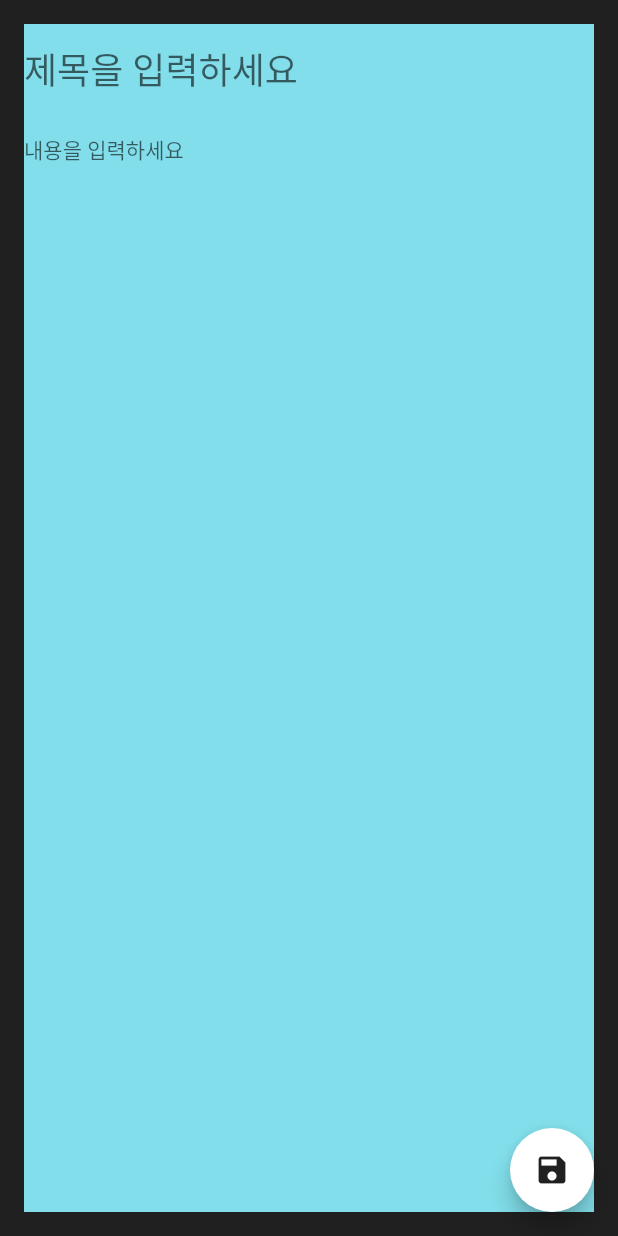
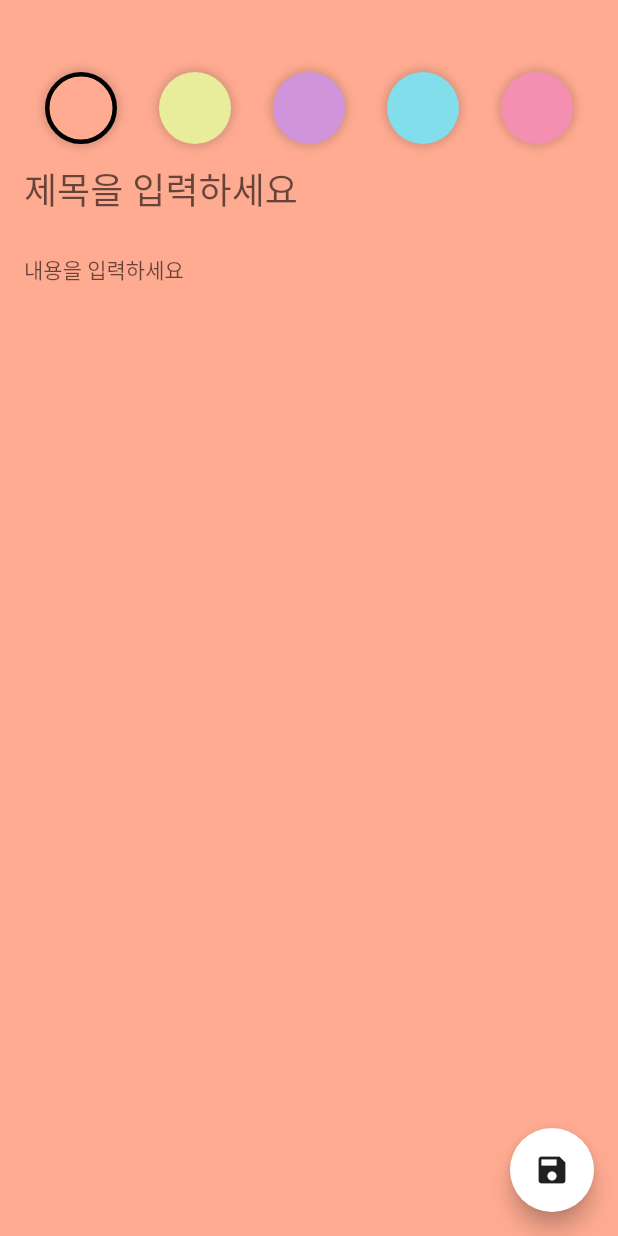
Before and after one commit to OSS0302/flutter_note_app, a Flutter app: the AddEditNoteScreen screen opened directly, on a phone screen of 412 x 824 dp. Run offline on Flutter 3.47's test engine with Material 2 defaults, Android fonts, the phone set to English and light mode, and no system bars; our stand-ins replace freezed_annotation, sqflite; accounts and stored records are empty; generated files the repository leaves out were written again.

Commit message:
두번째화면 ui 완성

```diff
--- a/lib/presentation/add_edit_note/add_edit_note_screen.dart
+++ b/lib/presentation/add_edit_note/add_edit_note_screen.dart
@@ -9,39 +9,67 @@ class AddEditNoteScreen extends StatefulWidget {
 }
 
 class _AddEditNoteScreenState extends State<AddEditNoteScreen> {
-  final  _titleController = TextEditingController(); // 제목 컨트롤러
-  final  _contentController = TextEditingController(); // 내용컨트롤러
+  final _titleController = TextEditingController(); // 제목 컨트롤러
+  final _contentController = TextEditingController(); // 내용컨트롤러
 
+  @override //메모리애서 헤제 해야한다.
+  void dispose() {
+    super.dispose();
+    _titleController.dispose();
+    _contentController.dispose();
+  }
 
-  final List<Color> noteColor= [ // 컬러 ui에서 만든 5가지 컬러 리스트
+  final List<Color> noteColor = [
+    // 컬러 ui에서 만든 5가지 컬러 리스트
     roseBud,
     primrose,
     wisteria,
     skyBlue,
     illusion,
   ];
+  Color _color = roseBud; // 테스트하기 위헤서 한가지 컬러 선택해서
 
   @override
   Widget build(BuildContext context) {
     return Scaffold(
       //버튼 누르면 저장하는 버튼 추가히기
-      floatingActionButton: FloatingActionButton(onPressed: () { },
+      floatingActionButton: FloatingActionButton(
+        onPressed: () {},
         child: const Icon(Icons.save),
       ),
-      body: Padding(
-        padding: const EdgeInsets.all(16.0),
-        child: Container(
-          color: skyBlue,
+      body: AnimatedContainer(
+        padding: const EdgeInsets.only(
+          left: 16,
+          right: 16,
+          bottom: 16,
+          top: 48,
+        ), //  5가지 컬러 패딩에서 간견주기
+          color: _color, //
+          duration: Duration(milliseconds: 500) ,
           child: Column(
             children: [
               Row(
-                children: [
-
-                ],
+                mainAxisAlignment: MainAxisAlignment.spaceAround, // 동일하게 간격두기
+                children: noteColor
+                    .map(
+                      (color) => InkWell(
+                          onTap: () {
+                            setState(() {
+                              _color = color; // 테스트하기 위해서  setState 에 위에 선언된 컬러 생성한다.
+                            });
+                          },
+                          child: _buildBackgroundColor(
+                            color: color,
+                            selected: _color == color,
+                          ),
+                      ),
+                    )
+                    .toList(), // 리스트로 변환한  컬러 5가지 컬러 받겠다.
               ),
               // 제목
               TextField(
-                maxLines: 1 ,
+                controller: _titleController, // 제목 컨트롤러 연결
+                maxLines: 1,
                 style: Theme.of(context).textTheme.headline5!.copyWith(
                       color: darkGary,
                     ),
@@ -52,7 +80,8 @@ class _AddEditNoteScreenState extends State<AddEditNoteScreen> {
               ),
               // 내용
               TextField(
-                maxLines: null,// null 하면 아래로 내려간다.
+                controller: _contentController, //내용 컨트롤러 연결
+                maxLines: null, // null 하면 아래로 내려간다.
                 style: Theme.of(context).textTheme.bodyText1!.copyWith(
                       color: darkGary,
                     ),
@@ -63,8 +92,35 @@ class _AddEditNoteScreenState extends State<AddEditNoteScreen> {
               ),
             ],
           ),
-        ),
+
       ),
     );
   }
+
+  Widget _buildBackgroundColor({
+      required Color color,
+      required bool selected})  {
+    // bool Selected 하면 원에 검은색 테두리  가 나온다.
+    return Container(
+        width: 48,
+        height: 48,
+        decoration: BoxDecoration(
+          color: color, // 컬러 5가지 선택 받고
+          shape: BoxShape.circle, // 모양을 원으로
+          boxShadow: [
+            BoxShadow(
+              color: Colors.black.withOpacity(0.2), // 불투명하게 0.2
+              blurRadius: 5.0, //그림자 효과를 흐리게 해줌, 0일 수록 그림자 선이 선명해짐
+              spreadRadius: 1.0, //그림자 효과의 반경, 설정 값이 높을 수록 넓어진다.
+            ),
+          ],
+          border: selected
+              ? Border.all(
+                  // selected 가 true 면 테두리 검은색 으로 나오고 아니면 널로 수행해랴
+                  color: Colors.black,
+                  width: 3.0,
+                )
+              : null,
+        ));
   }
+}
```
Lines whose indentation alone changed are shown as unchanged.
